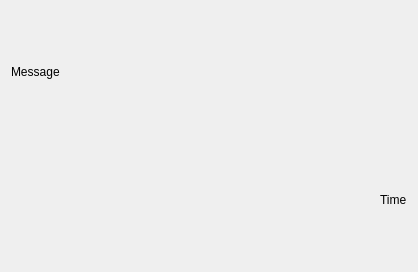
This is client/ChatWidget.ui in 10sorry/messanger as Qt 5 draws it before an edit. The edited form follows.
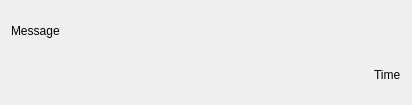
This is the edited form.

```diff
--- a/client/ChatWidget.ui
+++ b/client/ChatWidget.ui
@@ -6,8 +6,8 @@
    <rect>
     <x>0</x>
     <y>0</y>
-    <width>418</width>
-    <height>272</height>
+    <width>412</width>
+    <height>105</height>
    </rect>
   </property>
   <property name="windowTitle">
```
